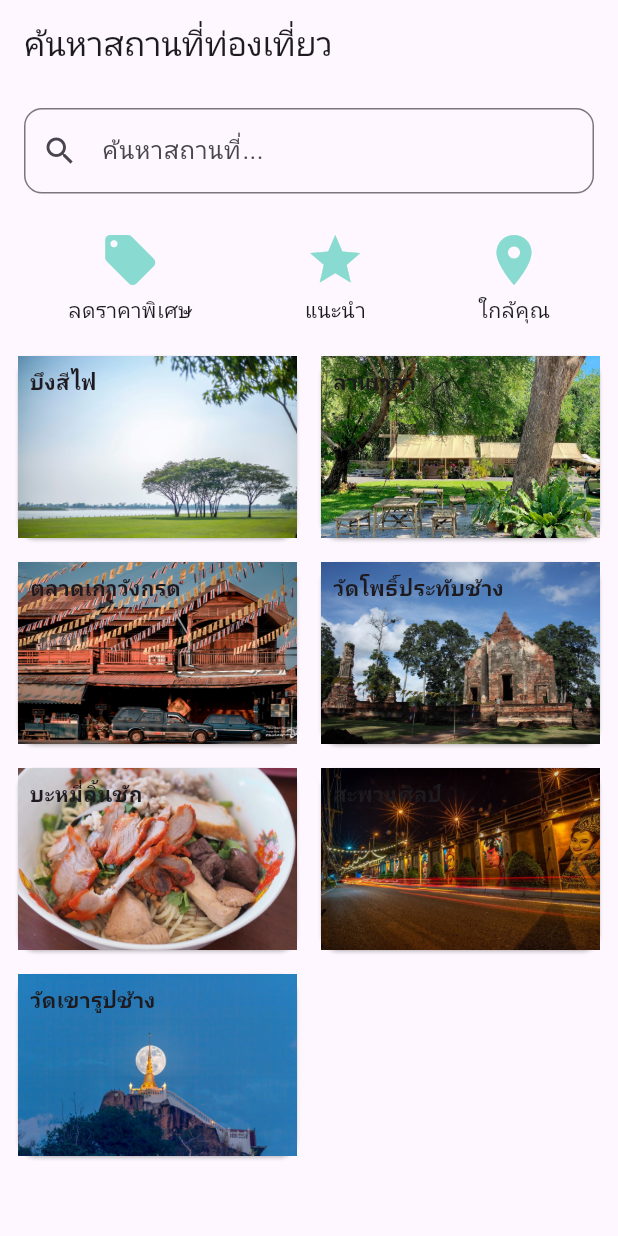
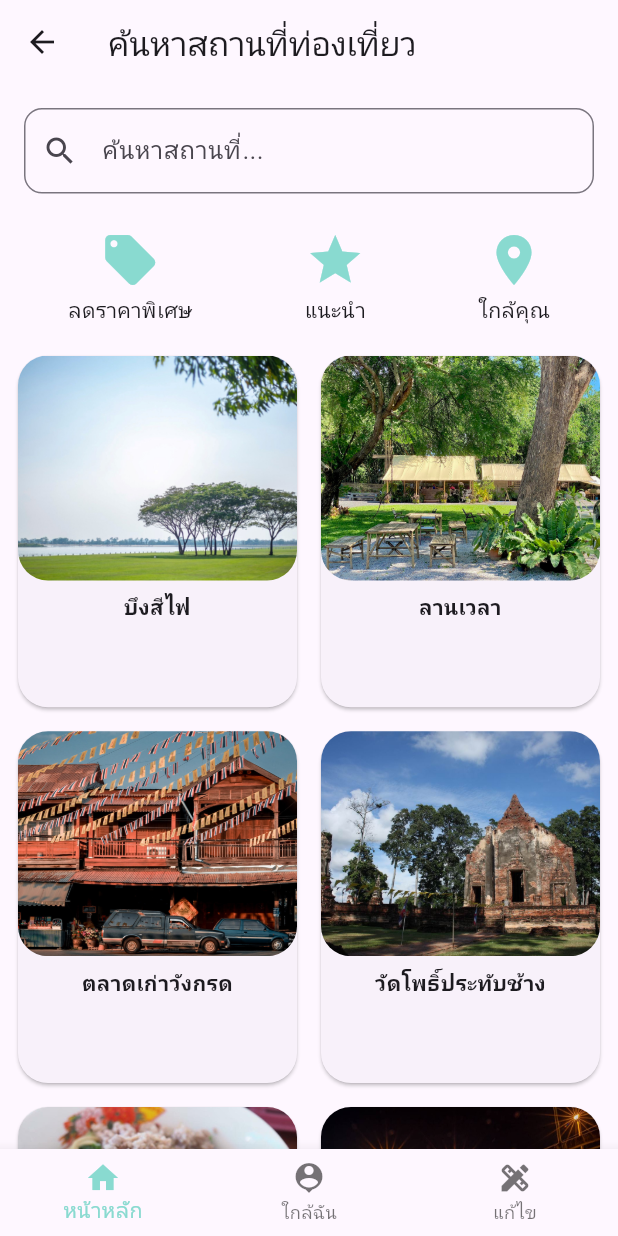
Before and after one commit to onyournn/Phichit_App, a Flutter app: the SearchPage screen opened directly, on a phone screen of 412 x 824 dp. Run offline on Flutter 3.47's test engine with Material 3 defaults, Android fonts, the phone set to English and light mode, and no system bars; our stand-ins replace dots_indicator, firebase_auth, firebase_core, get; missing offline and left inert: firebase_app_check; accounts and stored records are empty; network calls fail.

Commit message:
10/14/24

```diff
--- a/flutter_application/lib/main.dart
+++ b/flutter_application/lib/main.dart
@@ -1,5 +1,6 @@
 import 'package:flutter/material.dart';
 import 'package:flutter_application_1/controllers/popular_place_controller.dart';
+import 'package:flutter_application_1/pages/home/edit_page.dart';
 import 'package:flutter_application_1/pages/home/login_page.dart';
 import 'package:flutter_application_1/pages/home/main_page.dart';
 import 'package:flutter_application_1/pages/home/recommend_page.dart';
@@ -38,7 +39,7 @@ class MyApp extends StatelessWidget {
         colorScheme: ColorScheme.fromSeed(seedColor: Colors.deepPurple),
         useMaterial3: true,
       ),
-      home: SearchPage(), // ตอนนี้ยังคง MainPage เป็นหน้าแรก
+      home: MainPage(), // ตอนนี้ยังคง MainPage เป็นหน้าแรก
     );
   }
 }
--- a/flutter_application/lib/pages/search/search_page.dart
+++ b/flutter_application/lib/pages/search/search_page.dart
@@ -1,5 +1,8 @@
 import 'package:flutter/material.dart';
-
+import 'package:flutter_application_1/pages/home/login_page.dart';
+import 'package:flutter_application_1/pages/home/main_page.dart';
+import 'package:flutter_application_1/utils/colors.dart';
+ // เพิ่มการนำเข้าไฟล์ login_page.dart
 class SearchPage extends StatefulWidget {
   @override
   _SearchPageState createState() => _SearchPageState();
@@ -7,6 +10,8 @@ class SearchPage extends StatefulWidget {
 
 class _SearchPageState extends State<SearchPage> {
   TextEditingController _searchController = TextEditingController();
+
+  int _selectedIndex = 0; // เก็บค่าดัชนีของแถบที่ถูกเลือก
 
   // ลิสต์ข้อมูลสถานที่ที่มีชื่อและรูปแบบ Asset
   List<Map<String, String>> _places = [
@@ -27,15 +32,22 @@ class _SearchPageState extends State<SearchPage> {
     _filteredPlaces = _places;
   }
 
+  // ฟังก์ชันลบวรรณยุกต์และสระพิเศษออกจากข้อความ
+  String removeThaiTone(String input) {
+    return input.replaceAll(RegExp(r'[่-๋]'), ''); // ลบวรรณยุกต์ในภาษาไทย
+  }
+
   void _filterPlaces(String query) {
     List<Map<String, String>> _results = [];
-    if (query.isEmpty) {
+    String searchQuery = removeThaiTone(query.toLowerCase());
+
+    if (searchQuery.isEmpty) {
       _results = _places;
     } else {
-      _results = _places
-          .where((place) =>
-              place['name']!.toLowerCase().contains(query.toLowerCase()))
-          .toList();
+      _results = _places.where((place) {
+        String placeName = removeThaiTone(place['name']!.toLowerCase());
+        return placeName.contains(searchQuery);
+      }).toList();
     }
 
     setState(() {
@@ -43,12 +55,33 @@ class _SearchPageState extends State<SearchPage> {
     });
   }
 
+  // ฟังก์ชันสำหรับเปลี่ยนหน้าเมื่อเลือกแถบด้านล่าง
+  void _onItemTapped(int index) {
+    setState(() {
+      _selectedIndex = index;
+    });
+
+    // นำทางไปยังหน้า main_page.dart เมื่อกดปุ่ม "Home" (index = 0)
+    if (index == 0) {
+      Navigator.push(
+        context,
+        MaterialPageRoute(builder: (context) => MainPage()),
+      );
+    }
+    // นำทางไปยังหน้า login_page.dart เมื่อกดปุ่ม "แก้ไข" (index = 2)
+    else if (index == 2) {
+      Navigator.push(
+        context,
+        MaterialPageRoute(builder: (context) => LoginPage()),
+      );
+    }
+  }
+
   @override
   Widget build(BuildContext context) {
     return Scaffold(
       appBar: AppBar(
         title: Text('ค้นหาสถานที่ท่องเที่ยว'),
-
       ),
       body: SingleChildScrollView(
         child: Column(
@@ -88,30 +121,40 @@ class _SearchPageState extends State<SearchPage> {
                 itemCount: _filteredPlaces.length,
                 gridDelegate: SliverGridDelegateWithFixedCrossAxisCount(
                   crossAxisCount: 2,
-                  childAspectRatio: 3 / 2,
+                  childAspectRatio: 2 / 2.5,  // ปรับสัดส่วนความสูง
                   crossAxisSpacing: 8,
                   mainAxisSpacing: 8,
                 ),
                 itemBuilder: (context, index) {
                   return Card(
                     shape: RoundedRectangleBorder(
-                      borderRadius: BorderRadius.circular(12),
+                      borderRadius: BorderRadius.circular(20), // เพิ่มความโค้งมนให้กรอบรูป
                     ),
-                    child: GridTile(
-                      header: Container(
-                        padding: EdgeInsets.all(8),
-                        child: Text(
-                          _filteredPlaces[index]['name']!,
-                          style: TextStyle(
-                            fontWeight: FontWeight.bold,
+                    child: Column(
+                      children: [
+                        // รูปภาพที่โค้งมนขึ้น
+                        ClipRRect(
+                          borderRadius: BorderRadius.circular(20), // เพิ่มความโค้งมนให้รูปภาพ
+                          child: Image.asset(
+                            _filteredPlaces[index]['image']!,
+                            fit: BoxFit.cover,
+                            height: 150, // กำหนดความสูงของรูปภาพ
+                            width: double.infinity,
                           ),
                         ),
-                      ),
-                      // ใช้ Image.asset เพื่อแสดงรูปภาพจาก Asset
-                      child: Image.asset(
-                        _filteredPlaces[index]['image']!,
-                        fit: BoxFit.cover,
-                      ),
+                        SizedBox(height: 8), // ระยะห่างระหว่างรูปภาพและตัวอักษร
+                        // ชื่อสถานที่อยู่ใต้รูปภาพ
+                        Padding(
+                          padding: const EdgeInsets.symmetric(horizontal: 8),
+                          child: Text(
+                            _filteredPlaces[index]['name']!,
+                            style: TextStyle(
+                              fontWeight: FontWeight.bold,
+                            ),
+                            textAlign: TextAlign.center,
+                          ),
+                        ),
+                      ],
                     ),
                   );
                 },
@@ -119,6 +162,25 @@ class _SearchPageState extends State<SearchPage> {
             ),
           ],
         ),
+      ),
+      bottomNavigationBar: BottomNavigationBar(
+        items: const <BottomNavigationBarItem>[
+          BottomNavigationBarItem(
+            icon: Icon(Icons.home),
+            label: 'หน้าหลัก',
+          ),
+          BottomNavigationBarItem(
+            icon: Icon(Icons.location_history),
+            label: 'ใกล้ฉัน',
+          ),
+          BottomNavigationBarItem(
+            icon: Icon(Icons.design_services),
+            label: 'แก้ไข',
+          ),
+        ],
+         currentIndex: _selectedIndex,
+        selectedItemColor: AppColors.mainColor,
+        onTap: _onItemTapped,
       ),
     );
   }
```
Also changed, not shown: flutter_application/lib/pages/home/recommend_page.dart (+7 -13 lines), flutter_application/pubspec.yaml (+8 -74 lines), flutter_application/pubspec.lock, 1 other file.
